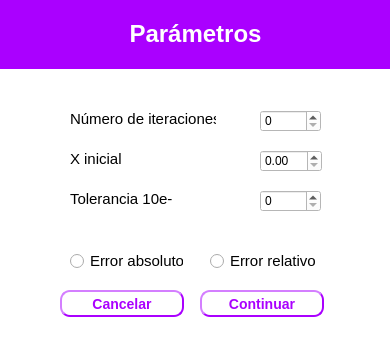
Above: UI/Newton.ui from dhoyoso/AnalisisNumerico before the change. Below: the same form after it.
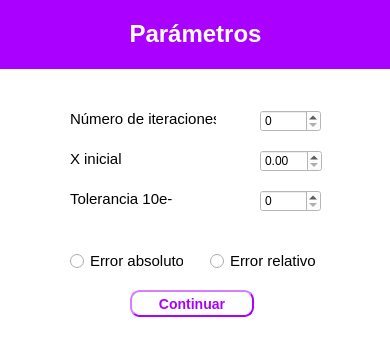
That is the form after the change.

What changed in the file:
```diff
--- a/UI/Newton.ui
+++ b/UI/Newton.ui
@@ -59,7 +59,7 @@
   <widget class="QPushButton" name="continuar">
    <property name="geometry">
     <rect>
-     <x>200</x>
+     <x>130</x>
      <y>290</y>
      <width>124</width>
      <height>27</height>
@@ -86,36 +86,6 @@
     <string>Continuar</string>
    </property>
   </widget>
-  <widget class="QPushButton" name="pushButton_3">
-   <property name="geometry">
-    <rect>
-     <x>60</x>
-     <y>290</y>
-     <width>124</width>
-     <height>27</height>
-    </rect>
-   </property>
-   <property name="font">
-    <font>
-     <pointsize>-1</pointsize>
-     <weight>75</weight>
-     <italic>false</italic>
-     <bold>true</bold>
-    </font>
-   </property>
-   <property name="styleSheet">
-    <string notr="true">color: rgb(170, 0, 255);
-	border-width: 2px;
-    border-style: outset;
-    border-radius: 10px;
-    border-color:rgb(170, 0, 255);
-    font: bold 14px;
-    padding: 6px;</string>
-   </property>
-   <property name="text">
-    <string>Cancelar</string>
-   </property>
-  </widget>
   <widget class="QLabel" name="label_4">
    <property name="geometry">
     <rect>
```
